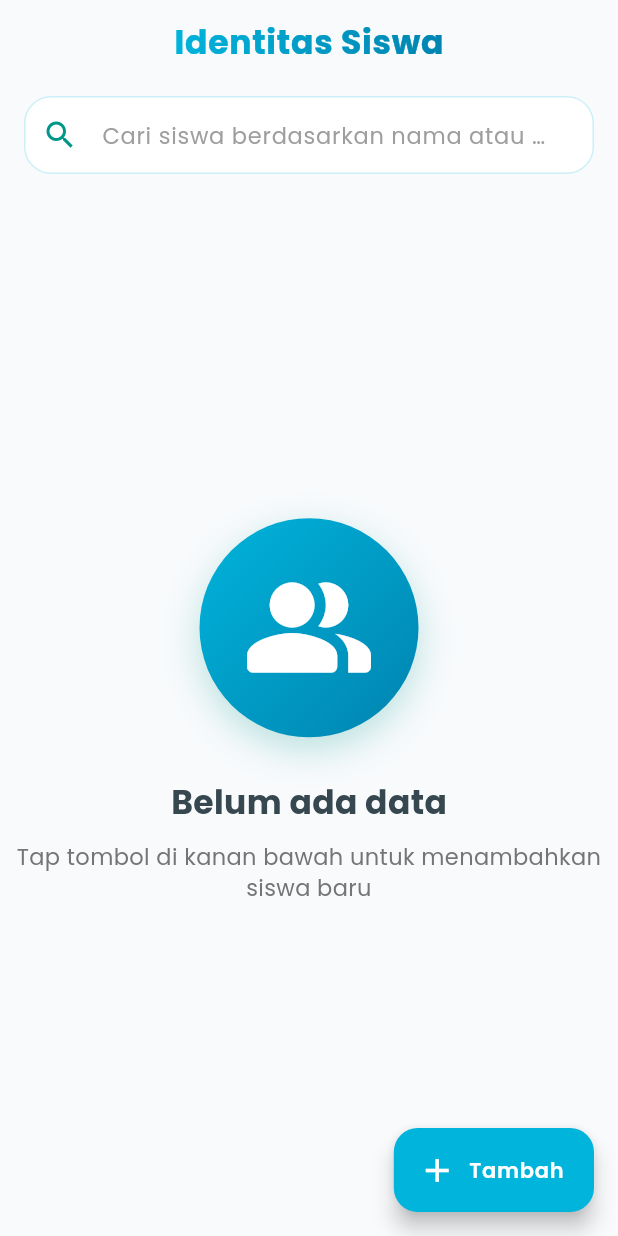
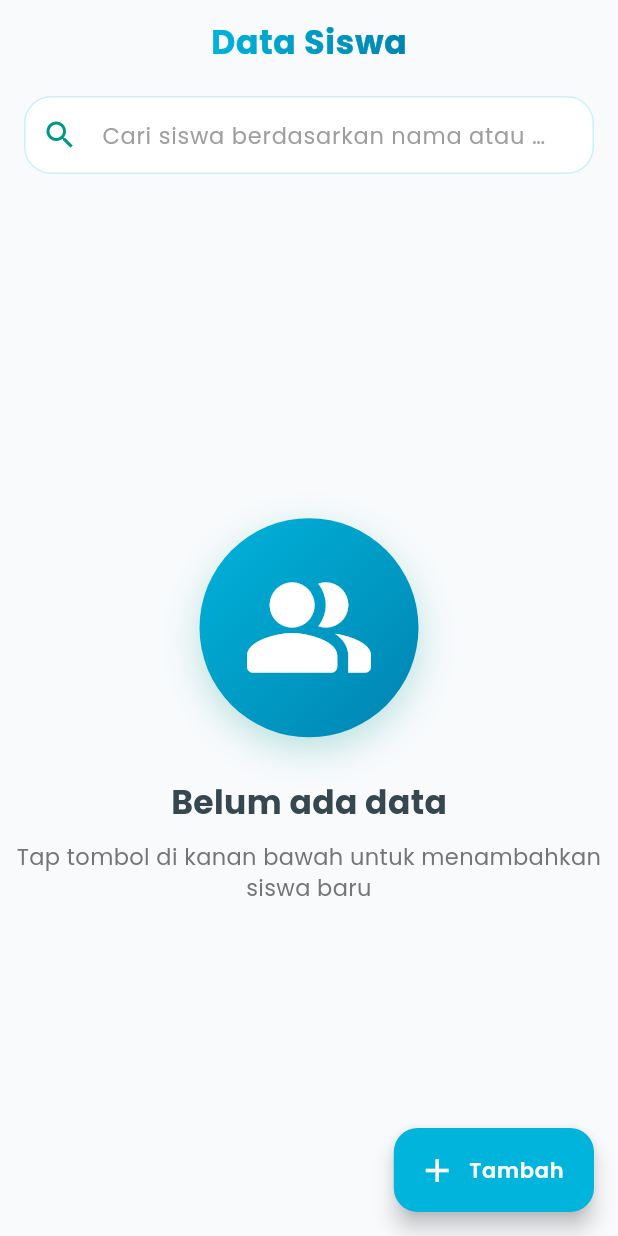
Before and after one commit to Azuraselly/identitas, a Flutter app: the screen it shows after launch, on a phone screen of 412 x 824 dp. Run offline on Flutter 3.47's test engine with Material 3 defaults, Android fonts, the phone set to English and light mode, and no system bars; our stand-ins replace connectivity_plus, google_fonts, supabase_flutter; accounts and stored records are empty.

Commit message:
edit by selly

```diff
--- a/lib/main.dart
+++ b/lib/main.dart
@@ -25,7 +25,7 @@ class MyApp extends StatelessWidget {
       create: (_) => StudentProvider(),
       child: MaterialApp(
         debugShowCheckedModeBanner: false,
-        title: 'Smart Form CRUD',
+        title: 'DataSiswa+',
         theme: ThemeData(
           primaryColor: const Color(0xFF1B5E20),
           scaffoldBackgroundColor: const Color(0xFFF6F7FB),
--- a/lib/screens/home_screen.dart
+++ b/lib/screens/home_screen.dart
@@ -48,7 +48,7 @@ class _HomeScreenState extends State<HomeScreen> {
             end: Alignment.bottomRight,
           ).createShader(bounds),
           child: const Text(
-            "Identitas Siswa",
+            "Data Siswa",
             style: TextStyle(
               fontSize: 22,
               fontWeight: FontWeight.bold,
```
